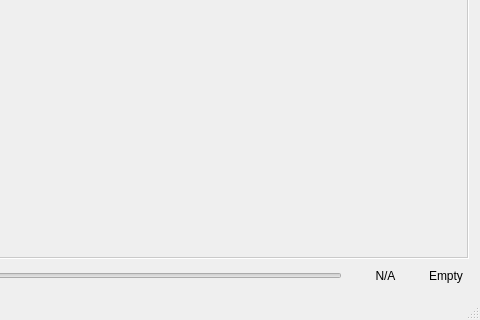
This is mainwindow.ui in mythly/landmarker as Qt 5 draws it before an edit; both pictures show x 182 to 662 and y 131 to 451 of the 662 by 451 pixel window. The edited form follows.
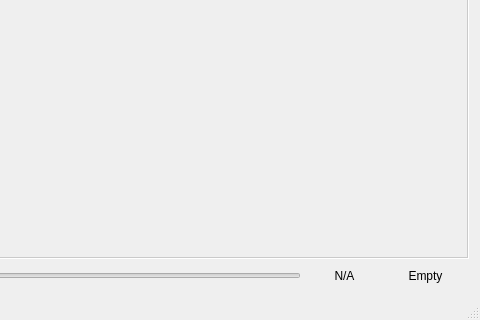
This is the edited form.

Commit message: longer and better information larger camera space for pause fix label width

```diff
--- a/mainwindow.ui
+++ b/mainwindow.ui
@@ -60,9 +60,18 @@
     </item>
     <item row="1" column="5">
      <widget class="QLabel" name="type">
+      <property name="minimumSize">
+       <size>
+        <width>75</width>
+        <height>0</height>
+       </size>
+      </property>
       <property name="text">
        <string>Empty</string>
       </property>
+      <property name="alignment">
+       <set>Qt::AlignCenter</set>
+      </property>
      </widget>
     </item>
     <item row="1" column="4">
```
The commit also changes 4 other files.
